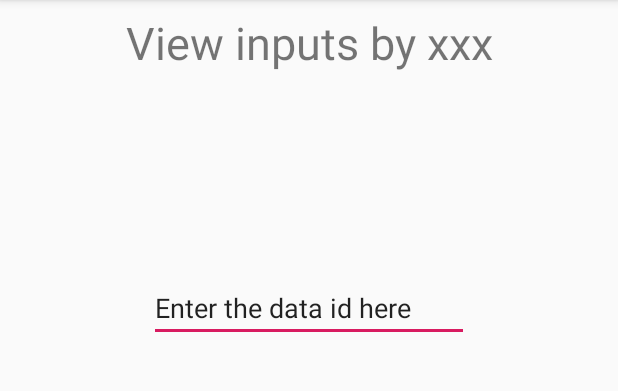
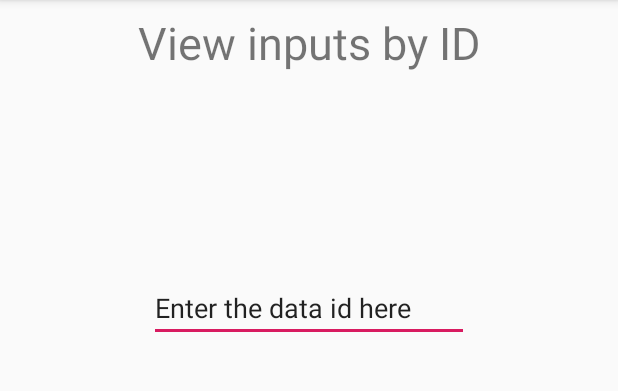
Before and after one commit to CS407-Project-Better-Budgets/Better_Budgets_new, an Android app: the manage_data_id screen opened directly, with no data from a screen before it, on a phone screen of 412 x 824 dp, the part 84-475 px from its top. Run offline under Robolectric (Android 15) with nearby library versions, the phone set to English and light mode, and no system bars.

Commit message:
manage_data_all done

```diff
--- a/app/src/main/java/com/example/better_budgets/DBHelper.java
+++ b/app/src/main/java/com/example/better_budgets/DBHelper.java
@@ -37,7 +37,7 @@ public class DBHelper {
         sqLiteDatabase.execSQL(String.format("UPDATE spending set source = '%s', date = '%s' , amount = '%f', seller = '%s' where id = '%s'", source, date, amount, seller, id));
     }
 
-    public ArrayList<Spending> showData() {
+    public ArrayList<Spending> showData_all() {
         createTable();
 
         Cursor c = sqLiteDatabase.rawQuery(String.format("SELECT * from spending"), null);
--- a/app/src/main/java/com/example/better_budgets/manage_data_all.java
+++ b/app/src/main/java/com/example/better_budgets/manage_data_all.java
@@ -37,7 +37,7 @@ public class manage_data_all extends AppCompatActivity {
         DBHelper dbHelper = new DBHelper(sqLiteDatabase);
 
 
-        spendings = dbHelper.showData();
+        spendings = dbHelper.showData_all();
 
         ArrayList<String> displaySpendings = new ArrayList<>();
         for (Spending spending: spendings) {
--- a/app/src/main/res/layout/activity_manage_data_id.xml
+++ b/app/src/main/res/layout/activity_manage_data_id.xml
@@ -11,7 +11,7 @@
         android:layout_width="wrap_content"
         android:layout_height="wrap_content"
         android:layout_marginTop="8dp"
-        android:text="View inputs by xxx"
+        android:text="View inputs by ID"
         android:textSize="30sp"
         app:layout_constraintEnd_toEndOf="parent"
         app:layout_constraintHorizontal_bias="0.5"
```
